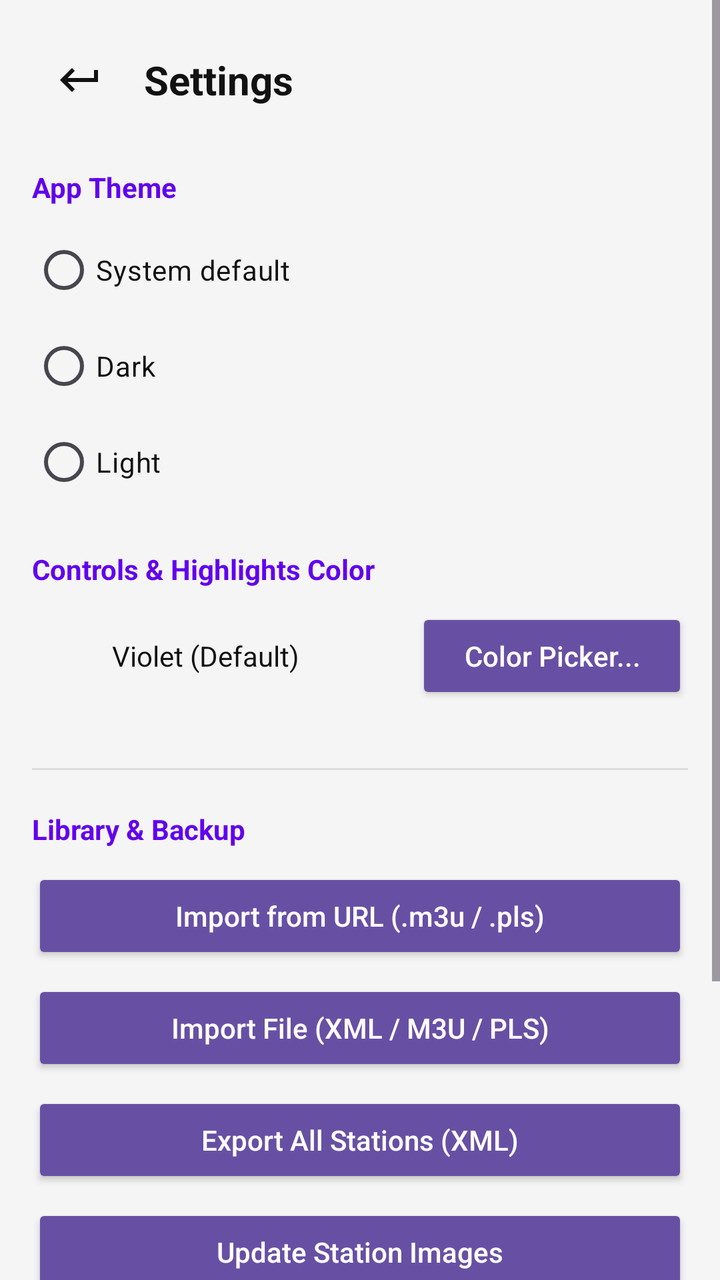
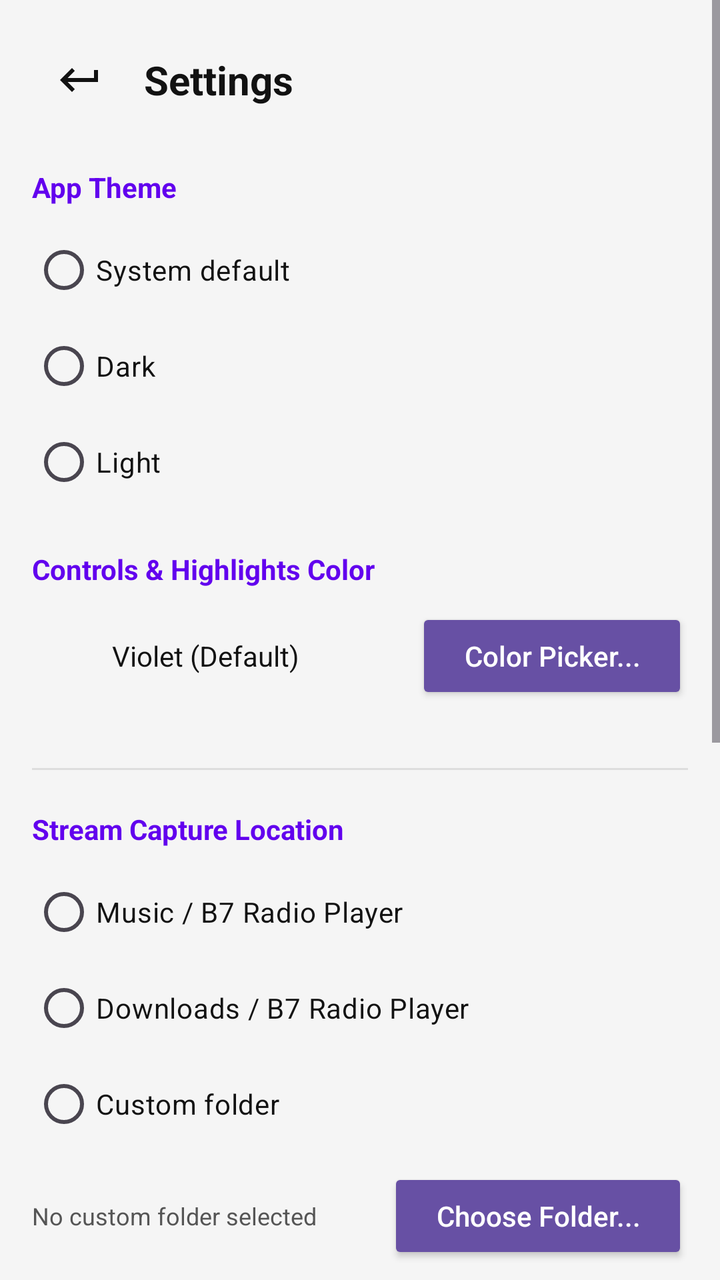

Compare the two renders of this Android layout. The source of the first and the diff that turns it into the second are given below.
<!-- AndroidManifest.xml: application theme Theme.RadioPlayer -->
<!-- res/layout/activity_settings.xml -->
<?xml version="1.0" encoding="utf-8"?>
<ScrollView xmlns:android="http://schemas.android.com/apk/res/android"
    xmlns:app="http://schemas.android.com/apk/res-auto"
    android:layout_width="match_parent"
    android:layout_height="match_parent"
    android:background="@color/app_background"
    android:fillViewport="true">

    <LinearLayout
        android:layout_width="match_parent"
        android:layout_height="wrap_content"
        android:orientation="vertical"
        android:padding="16dp">

        
        <LinearLayout
            android:layout_width="match_parent"
            android:layout_height="48dp"
            android:orientation="horizontal"
            android:gravity="center_vertical"
            android:layout_marginBottom="20dp">

            <ImageButton
                android:id="@+id/settingsBackButton"
                android:layout_width="48dp"
                android:layout_height="48dp"
                android:background="?attr/selectableItemBackgroundBorderless"
                android:contentDescription="@string/return_to_main"
                android:padding="12dp"
                android:src="@drawable/ic_return"
                app:tint="@color/app_text_primary" />

            <TextView
                android:layout_width="0dp"
                android:layout_height="wrap_content"
                android:layout_weight="1"
                android:layout_marginStart="8dp"
                android:text="Settings"
                android:textColor="@color/app_text_primary"
                android:textSize="20sp"
                android:textStyle="bold" />
        </LinearLayout>

        <TextView
            android:id="@+id/settingsThemeHeader"
            android:layout_width="wrap_content"
            android:layout_height="wrap_content"
            android:text="App Theme"
            android:textColor="@color/app_accent"
            android:textSize="14sp"
            android:textStyle="bold"
            android:layout_marginBottom="8dp" />

        <RadioGroup
            android:id="@+id/themeRadioGroup"
            android:layout_width="match_parent"
            android:layout_height="wrap_content"
            android:layout_marginBottom="20dp">

            <RadioButton
                android:id="@+id/themeSystemRadio"
                android:layout_width="match_parent"
                android:layout_height="wrap_content"
                android:text="System default"
                android:textColor="@color/app_text_primary"
                android:paddingVertical="8dp" />

            <RadioButton
                android:id="@+id/themeDarkRadio"
                android:layout_width="match_parent"
                android:layout_height="wrap_content"
                android:text="Dark"
                android:textColor="@color/app_text_primary"
                android:paddingVertical="8dp" />

            <RadioButton
                android:id="@+id/themeLightRadio"
                android:layout_width="match_parent"
                android:layout_height="wrap_content"
                android:text="Light"
                android:textColor="@color/app_text_primary"
                android:paddingVertical="8dp" />
        </RadioGroup>

        <TextView
            android:id="@+id/settingsAccentHeader"
            android:layout_width="wrap_content"
            android:layout_height="wrap_content"
            android:text="Controls &amp; Highlights Color"
            android:textColor="@color/app_accent"
            android:textSize="14sp"
            android:textStyle="bold"
            android:layout_marginBottom="10dp" />

        <LinearLayout
            android:layout_width="match_parent"
            android:layout_height="wrap_content"
            android:orientation="horizontal"
            android:gravity="center_vertical"
            android:layout_marginBottom="12dp">

            <View
                android:id="@+id/accentPreviewSwatch"
                android:layout_width="28dp"
                android:layout_height="28dp" />

            <TextView
                android:id="@+id/accentCurrentLabel"
                android:layout_width="0dp"
                android:layout_height="wrap_content"
                android:layout_weight="1"
                android:layout_marginStart="12dp"
                android:text="Violet (Default)"
                android:textColor="@color/app_text_primary"
                android:textSize="14sp" />

            <Button
                android:id="@+id/settingsCustomColorButton"
                style="?android:attr/buttonStyle"
                android:layout_width="wrap_content"
                android:layout_height="wrap_content"
                android:text="Color Picker..."
                android:textAllCaps="false" />
        </LinearLayout>

        <HorizontalScrollView
            android:layout_width="match_parent"
            android:layout_height="wrap_content"
            android:scrollbars="none"
            android:layout_marginBottom="20dp">

            <LinearLayout
                android:id="@+id/accentPresetsContainer"
                android:layout_width="wrap_content"
                android:layout_height="wrap_content"
                android:orientation="horizontal"
                android:gravity="center_vertical" />
        </HorizontalScrollView>

        <View
            android:layout_width="match_parent"
            android:layout_height="1dp"
            android:background="@color/app_divider"
            android:layout_marginBottom="20dp" />

        <TextView
            android:id="@+id/settingsLibraryHeader"
            android:layout_width="wrap_content"
            android:layout_height="wrap_content"
            android:text="Library &amp; Backup"
            android:textColor="@color/app_accent"
            android:textSize="14sp"
            android:textStyle="bold"
            android:layout_marginBottom="10dp" />

        <Button
            android:id="@+id/settingsImportUrlButton"
            style="?android:attr/buttonStyle"
            android:layout_width="match_parent"
            android:layout_height="wrap_content"
            android:layout_marginBottom="8dp"
            android:text="Import from URL (.m3u / .pls)"
            android:textAllCaps="false" />

        <Button
            android:id="@+id/settingsImportFileButton"
            style="?android:attr/buttonStyle"
            android:layout_width="match_parent"
            android:layout_height="wrap_content"
            android:layout_marginBottom="8dp"
            android:text="Import File (XML / M3U / PLS)"
            android:textAllCaps="false" />

        <Button
            android:id="@+id/settingsExportFileButton"
            style="?android:attr/buttonStyle"
            android:layout_width="match_parent"
            android:layout_height="wrap_content"
            android:layout_marginBottom="8dp"
            android:text="Export All Stations (XML)"
            android:textAllCaps="false" />

        <Button
            android:id="@+id/settingsUpdateImagesButton"
            style="?android:attr/buttonStyle"
            android:layout_width="match_parent"
            android:layout_height="wrap_content"
            android:layout_marginBottom="8dp"
            android:text="Update Station Images"
            android:textAllCaps="false" />

        <Button
            android:id="@+id/settingsScanDeadButton"
            style="?android:attr/buttonStyle"
            android:layout_width="match_parent"
            android:layout_height="wrap_content"
            android:layout_marginBottom="20dp"
            android:text="Scan for Dead Stations"
            android:textAllCaps="false" />

        <View
            android:layout_width="match_parent"
            android:layout_height="1dp"
            android:background="@color/app_divider"
            android:layout_marginBottom="20dp" />

        <TextView
            android:id="@+id/settingsAboutHeader"
            android:layout_width="wrap_content"
            android:layout_height="wrap_content"
            android:text="About"
            android:textColor="@color/app_accent"
            android:textSize="14sp"
            android:textStyle="bold"
            android:layout_marginBottom="8dp" />

        <TextView
            android:layout_width="wrap_content"
            android:layout_height="wrap_content"
            android:text="@string/app_name"
            android:textColor="@color/app_text_primary"
            android:textSize="16sp"
            android:textStyle="bold" />

        <TextView
            android:id="@+id/aboutVersionText"
            android:layout_width="wrap_content"
            android:layout_height="wrap_content"
            android:text="Version 0.0.1"
            android:textColor="@color/app_text_secondary"
            android:textSize="14sp"
            android:layout_marginTop="4dp" />

    </LinearLayout>
</ScrollView>
<!-- resources referenced by this layout -->
<resources>
  <color name="app_accent">#FF6200EE</color>
  <color name="app_background">#FFF5F5F5</color>
  <color name="app_divider">#FFDDDDDD</color>
  <color name="app_text_primary">#FF121212</color>
  <color name="app_text_secondary">#FF555555</color>
  <!-- drawable ic_return (drawable) -->
  <vector xmlns:android="http://schemas.android.com/apk/res/android"
      android:width="24dp"
      android:height="24dp"
      android:viewportWidth="24"
      android:viewportHeight="24">
      <path
          android:fillColor="#FFFFFFFF"
          android:pathData="M19,7v4H5.83l3.58,-3.59L8,6l-6,6 6,6 1.41,-1.41L5.83,13H21V7z" />
  </vector>
  <string name="app_name">B7 Radio Player</string>
  <string name="return_to_main">Return to main</string>
  <style name="Theme.RadioPlayer" parent="Base.Theme.RadioPlayer" />
  <style name="Base.Theme.RadioPlayer" parent="Theme.Material3.DayNight.NoActionBar">
          
      </style>
</resources>

<!-- the commit's change to res/layout/activity_settings.xml (unified diff, before → after) -->
@@ -144,6 +144,81 @@
             android:layout_marginBottom="20dp" />
 
         <TextView
+            android:id="@+id/settingsCaptureHeader"
+            android:layout_width="wrap_content"
+            android:layout_height="wrap_content"
+            android:text="Stream Capture Location"
+            android:textColor="@color/app_accent"
+            android:textSize="14sp"
+            android:textStyle="bold"
+            android:layout_marginBottom="8dp" />
+
+        <RadioGroup
+            android:id="@+id/captureLocationGroup"
+            android:layout_width="match_parent"
+            android:layout_height="wrap_content"
+            android:layout_marginBottom="8dp">
+
+            <RadioButton
+                android:id="@+id/captureMusicRadio"
+                android:layout_width="match_parent"
+                android:layout_height="wrap_content"
+                android:text="Music / B7 Radio Player"
+                android:textColor="@color/app_text_primary"
+                android:paddingVertical="6dp" />
+
+            <RadioButton
+                android:id="@+id/captureDownloadsRadio"
+                android:layout_width="match_parent"
+                android:layout_height="wrap_content"
+                android:text="Downloads / B7 Radio Player"
+                android:textColor="@color/app_text_primary"
+                android:paddingVertical="6dp" />
+
+            <RadioButton
+                android:id="@+id/captureCustomRadio"
+                android:layout_width="match_parent"
+                android:layout_height="wrap_content"
+                android:text="Custom folder"
+                android:textColor="@color/app_text_primary"
+                android:paddingVertical="6dp" />
+        </RadioGroup>
+
+        <LinearLayout
+            android:layout_width="match_parent"
+            android:layout_height="wrap_content"
+            android:orientation="horizontal"
+            android:gravity="center_vertical"
+            android:layout_marginBottom="20dp">
+
+            <TextView
+                android:id="@+id/captureCustomFolderText"
+                android:layout_width="0dp"
+                android:layout_height="wrap_content"
+                android:layout_weight="1"
+                android:text="No custom folder selected"
+                android:textColor="@color/app_text_secondary"
+                android:textSize="12sp"
+                android:maxLines="2"
+                android:ellipsize="middle" />
+
+            <Button
+                android:id="@+id/settingsChooseCaptureFolderButton"
+                style="?android:attr/buttonStyle"
+                android:layout_width="wrap_content"
+                android:layout_height="wrap_content"
+                android:layout_marginStart="8dp"
+                android:text="Choose Folder..."
+                android:textAllCaps="false" />
+        </LinearLayout>
+
+        <View
+            android:layout_width="match_parent"
+            android:layout_height="1dp"
+            android:background="@color/app_divider"
+            android:layout_marginBottom="20dp" />
+
+        <TextView
             android:id="@+id/settingsLibraryHeader"
             android:layout_width="wrap_content"
             android:layout_height="wrap_content"
